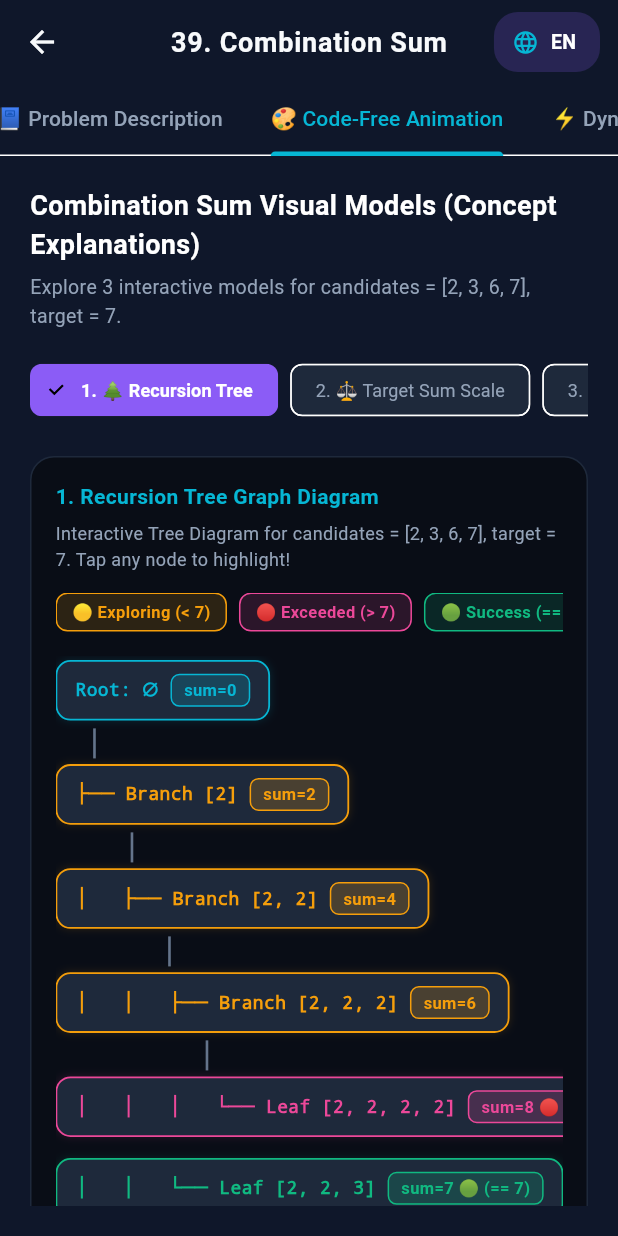
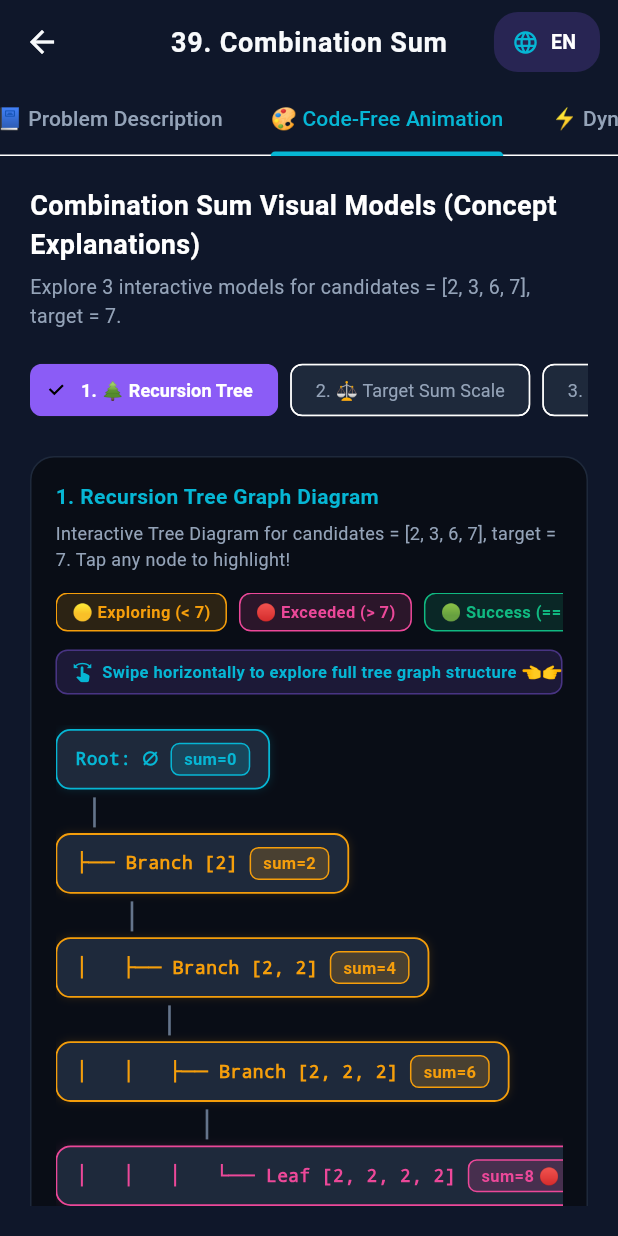
Before and after one commit to Earbaj/algorithmix, a Flutter app: the CombinationSumDetailScreen screen opened by its route, tab 2 chosen, on a phone screen of 412 x 824 dp. Run offline on Flutter 3.47's test engine with Material 3 defaults, Android fonts, the phone set to English and light mode, and no system bars; our stand-ins replace text_scroll.

Commit message:
feat(combination_sum): add mobile horizontal swipe gesture hints and responsive layout support

```diff
--- a/lib/ui/features/core_patterns/views/combination_sum_detail_screen.dart
+++ b/lib/ui/features/core_patterns/views/combination_sum_detail_screen.dart
@@ -677,7 +677,33 @@ class _CombinationSumDetailScreenState extends State<CombinationSumDetailScreen>
               ],
             ),
           ),
-          const SizedBox(height: 16),
+          const SizedBox(height: 12),
+
+          // Mobile Swipe Hint Badge
+          if (Responsive.isMobile(context))
+            Container(
+              margin: const EdgeInsets.only(bottom: 12),
+              padding: const EdgeInsets.symmetric(horizontal: 10, vertical: 6),
+              decoration: BoxDecoration(
+                color: AppTheme.accentPurple.withOpacity(0.15),
+                borderRadius: BorderRadius.circular(8),
+                border: Border.all(color: AppTheme.accentPurple.withOpacity(0.4)),
+              ),
+              child: Row(
+                mainAxisSize: MainAxisSize.min,
+                children: [
+                  const Icon(Icons.swipe, color: AppTheme.accentNeonCyan, size: 14),
+                  const SizedBox(width: 6),
+                  Text(
+                    _isEnglish
+                        ? "Swipe horizontally to explore full tree graph structure 👈👉"
+                        : "মোবাইলে ডানে-বামে স্লাইড করে সম্পূর্ণ ট্রি স্ট্রাকচার দেখুন 👈👉",
+                    style: const TextStyle(color: AppTheme.accentNeonCyan, fontSize: 11, fontWeight: FontWeight.bold),
+                  ),
+                ],
+              ),
+            ),
+          const SizedBox(height: 8),
 
           // Selected Node Status Banner
           if (_selectedTreeNodePath != null) ...[
```
